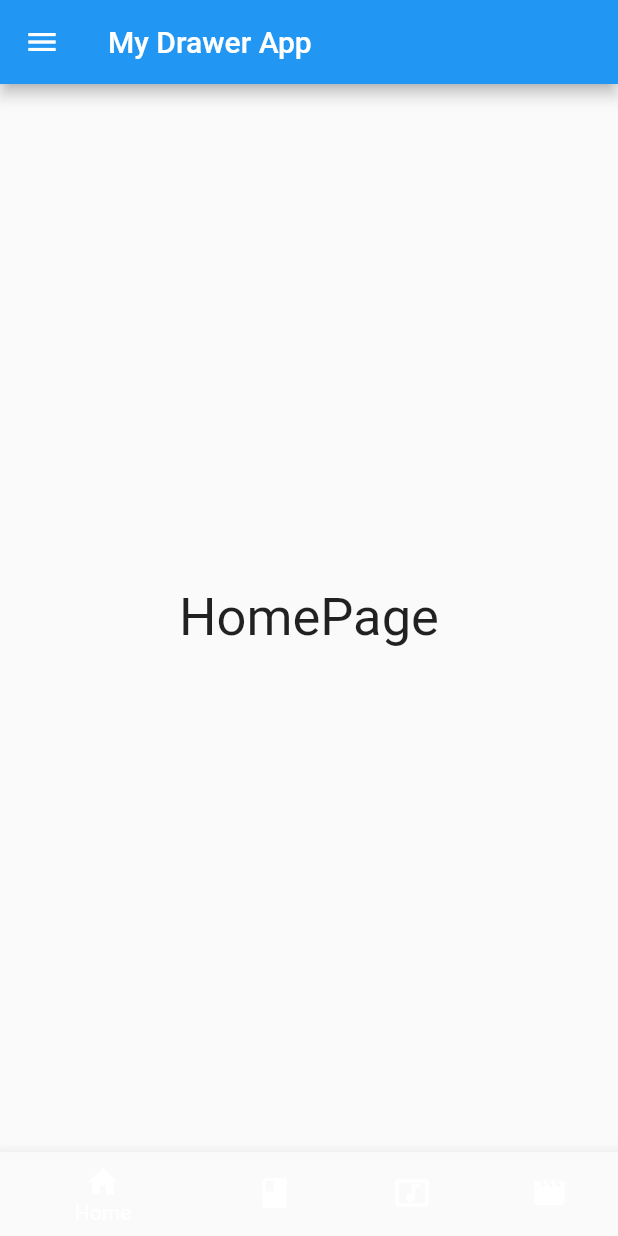
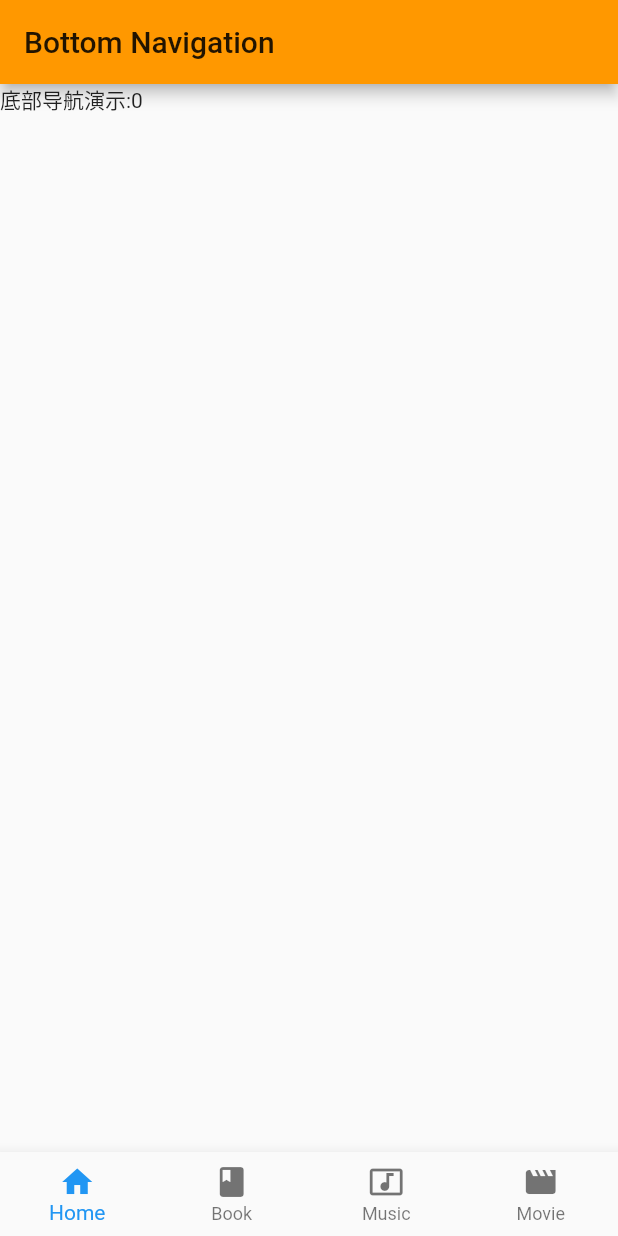
Before and after one commit to qdqdGit/flutter_demo, a Flutter app: the screen it shows after launch, on a phone screen of 412 x 824 dp. Run offline on Flutter 3.47's test engine with Material 2 defaults, Android fonts, the phone set to English and light mode, and no system bars.

Commit message:
底部导航

```diff
--- a/lib/main.dart
+++ b/lib/main.dart
@@ -1,7 +1,71 @@
 import 'package:flutter/material.dart';
-import './pages/home_page.dart';
 void main(){
-  runApp(new MaterialApp(
-    home: new HomePgae(),
-  ));
+  runApp(MyApp());
 }
+
+class MyApp extends StatelessWidget{
+  @override
+  Widget build(BuildContext context) {
+    return MaterialApp(
+      title: 'Bottom Navigation',
+      home: Homes(),
+      theme: ThemeData(primaryColor: Colors.orange),
+    );
+  }
+}
+
+class Homes extends StatefulWidget {
+  @override
+  State<StatefulWidget> createState() {
+    return _HomesState();
+  }
+}
+class _HomesState extends State<Homes> {
+  int _currentIndex = 0;
+  final List<BottomNavigationBarItem> _list = <BottomNavigationBarItem>[
+    BottomNavigationBarItem(
+      icon: Icon(Icons.home),
+      title: Text('Home'),
+      //backgroundColor: Colors.orange
+    ),
+    BottomNavigationBarItem(
+      icon: Icon(Icons.book),
+      title: Text('Book'),
+      //backgroundColor: Colors.orange
+    ),
+    BottomNavigationBarItem(
+      icon: Icon(Icons.music_video),
+      title: Text('Music'),
+      //backgroundColor: Colors.orange
+    ),
+    BottomNavigationBarItem(
+      icon: Icon(Icons.movie),
+      title: Text('Movie'),
+      //backgroundColor: Colors.orange
+    ),
+  ];
+
+
+  @override
+  Widget build(BuildContext context) {
+
+    return Scaffold(
+      appBar: AppBar(
+        title: Text('Bottom Navigation'),
+      ),
+        bottomNavigationBar: BottomNavigationBar(
+          type: BottomNavigationBarType.fixed,
+          items: _list,
+          onTap: onTabTapped,
+          currentIndex: _currentIndex,
+        ),
+        body: Text("底部导航演示:"+_currentIndex.toString())
+    );
+  }
+
+  void onTabTapped(int index){
+    setState(() {
+      _currentIndex = index;
+    });
+  }
+}
```
